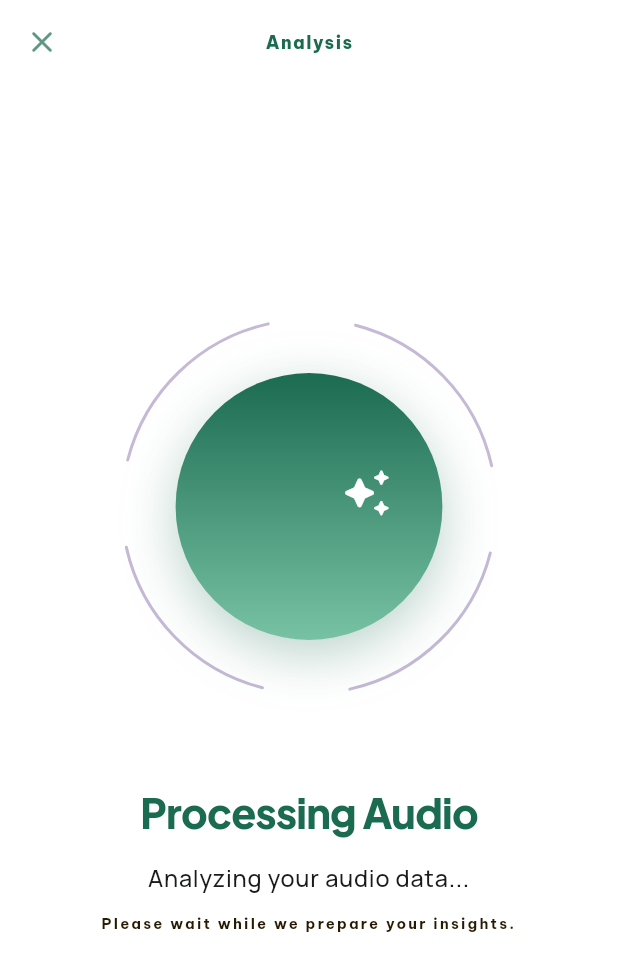
After one commit to ahmaadn/fem_psychmonitor, a Flutter app: the AiProcessingPage screen opened by its route, after a tap on the "close" icon, on a phone screen of 412 x 824 dp. The commit adds this screen. Shown: the top 971 px of the screen. Run offline on Flutter 3.47's test engine with Material 3 defaults, Android fonts, the phone set to English and light mode, and no system bars; our stand-ins replace flutter_screenutil, go_router, google_fonts, syncfusion_flutter_datepicker.

Commit message:
feat: add AiProcessingPage and update app routing for audio processing

```diff
--- /dev/null
+++ b/lib/pages/recording/ai_processing_page.dart
@@ -0,0 +1,240 @@
+import 'dart:math' as math;
+import 'package:fem_psychmonitor/app/config/app_colors.dart';
+import 'package:fem_psychmonitor/widgets/custom_app_bar.dart';
+import 'package:flutter/material.dart';
+import 'package:flutter_screenutil/flutter_screenutil.dart';
+import 'package:go_router/go_router.dart';
+
+class AiProcessingPage extends StatefulWidget {
+  const AiProcessingPage({super.key});
+
+  @override
+  State<AiProcessingPage> createState() => _AiProcessingPageState();
+}
+
+class _AiProcessingPageState extends State<AiProcessingPage>
+    with SingleTickerProviderStateMixin {
+  late AnimationController _animationController;
+
+  @override
+  void initState() {
+    super.initState();
+    // Animation controller untuk rotasi dan efek denyut (pulse)
+    _animationController = AnimationController(
+      vsync: this,
+      duration: const Duration(seconds: 4), // Kecepatan putaran 4 detik penuh
+    )..repeat(); // Akan terus berputar berulang kali
+  }
+
+  @override
+  void dispose() {
+    _animationController.dispose();
+    super.dispose();
+  }
+
+  @override
+  Widget build(BuildContext context) {
+    return Scaffold(
+      backgroundColor: Colors.transparent,
+      body: SafeArea(
+        child: Column(
+          children: [
+            CustomAppBar(
+              title: 'Analysis', // Kosong
+              showBackButton: false,
+              isScrollable: false,
+              leading: IconButton(
+                icon: Icon(
+                  Icons.close_rounded,
+                  color: AppColors.primary.withValues(alpha: 0.7),
+                ),
+                onPressed: () {
+                  if (context.canPop()) context.pop();
+                },
+              ),
+            ),
+
+            Expanded(
+              child: Container(
+                padding: EdgeInsets.symmetric(horizontal: 24.w),
+                child: Column(
+                  mainAxisAlignment: MainAxisAlignment.center,
+                  children: [
+                    AnimatedBuilder(
+                      animation: _animationController,
+                      builder: (context, child) {
+                        // Hitung skala pulse menggunakan Sinus (0.98 hingga 1.02)
+                        final double pulseScale =
+                            1.0 +
+                            0.02 *
+                                math.sin(
+                                  _animationController.value * 2 * math.pi * 2,
+                                );
+
+                        return SizedBox(
+                          width: 240.w,
+                          height: 240.w,
+                          child: Stack(
+                            alignment: Alignment.center,
+                            children: [
+                              Transform.rotate(
+                                angle: _animationController.value * 2 * math.pi,
+                                child: CustomPaint(
+                                  size: Size(240.w, 240.w),
+                                  painter: _SegmentedRingPainter(
+                                    color: AppColors.tertiary.withValues(
+                                      alpha: 0.4,
+                                    ),
+                                  ),
+                                ),
+                              ),
+
+                              Transform.scale(
+                                scale: pulseScale,
+                                child: Container(
+                                  width: 170.w,
+                                  height: 170.w,
+                                  decoration: BoxDecoration(
+                                    gradient: const LinearGradient(
+                                      begin: Alignment.topCenter,
+                                      end: Alignment.bottomCenter,
+                                      colors: [
+                                        // Color(0xFF26A8FF), // Biru agak terang
+                                        AppColors.primary, // Biru Trust
+                                        AppColors
+                                            .primaryContainer, // Trust Blue
+                                      ],
+                                    ),
+                                    shape: BoxShape.circle,
+                                    boxShadow: [
+                                      BoxShadow(
+                                        color: AppColors.primary.withValues(
+                                          alpha: 0.3,
+                                        ),
+                                        blurRadius: 30,
+                                        offset: const Offset(0, 10),
+                                      ),
+                                    ],
+                                  ),
+
+                                  child: Stack(
+                                    children: [
+                                      Positioned(
+                                        right: 32.w,
+                                        top: 60.w,
+                                        child: Icon(
+                                          Icons.auto_awesome_rounded,
+                                          color: Colors.white,
+                                          size: 36.sp,
+                                        ),
+                                      ),
+                                    ],
+                                  ),
+                                ),
+                              ),
+                            ],
+                          ),
+                        );
+                      },
+                    ),
+
+                    SizedBox(height: 64.h),
+
+                    Text(
+                      'Processing Audio',
+                      style: Theme.of(context).textTheme.displayLarge?.copyWith(
+                        fontSize: 28.sp,
+                        fontWeight: FontWeight.w800,
+                        color: AppColors.primary,
+                        letterSpacing: -0.5,
+                      ),
+                      textAlign: TextAlign.center,
+                    ),
+
+                    SizedBox(height: 16.h),
+
+                    Text(
+                      'Analyzing your audio data...',
+                      style: Theme.of(context).textTheme.bodyLarge?.copyWith(
+                        fontSize: 16.sp,
+                        color: AppColors.onSurface,
+                        fontWeight: FontWeight.w500,
+                      ),
+                      textAlign: TextAlign.center,
+                    ),
+
+                    SizedBox(height: 12.h),
+
+                    Text(
+                      'Please wait while we prepare your insights.',
+                      style: Theme.of(context).textTheme.labelSmall?.copyWith(
+                        fontSize: 10.sp,
+                        fontWeight: FontWeight.w700,
+                        color: AppColors.onSecondaryFixed,
+                        letterSpacing: 1.5,
+                      ),
+                      textAlign: TextAlign.center,
+                    ),
+
+                    SizedBox(height: 48.h),
+                  ],
+                ),
+              ),
+            ),
+          ],
+        ),
+      ),
+    );
+  }
+}
+
+// ==========================================
+// CUSTOM PAINTER: Garis Lingkaran Putus-putus
+// ==========================================
+class _SegmentedRingPainter extends CustomPainter {
+  final Color color;
+
+  _SegmentedRingPainter({required this.color});
+
+  @override
+  void paint(Canvas canvas, Size size) {
+    final Paint paint = Paint()
+      ..color = color
+      ..style = PaintingStyle.stroke
+      ..strokeWidth = 2.0
+      ..strokeCap = StrokeCap.round; // Ujung garis dibuat tumpul/membulat
+
+    final center = Offset(size.width / 2, size.height / 2);
+    final radius = (size.width / 2) - 2; // Kurangi sedikit agar tidak terpotong
+
+    // Membuat 4 segmen busur garis (arc) dengan jarak kosong (gap) di antaranya
+    const int segments = 4;
+    const double sweepAngle =
+        (math.pi * 2) /
+        segments *
+        0.7; // Panjang garis 70% dari ruang yang tersedia
+    const double gapAngle =
+        (math.pi * 2) /
+        segments *
+        0.3; // Gap kosong 30% dari ruang yang tersedia
+
+    double startAngle = 0.0;
+
+    for (int i = 0; i < segments; i++) {
+      canvas.drawArc(
+        Rect.fromCircle(center: center, radius: radius),
+        startAngle,
+        sweepAngle,
+        false,
+        paint,
+      );
+      // Pindahkan sudut mulai untuk segmen berikutnya
+      startAngle += sweepAngle + gapAngle;
+    }
+  }
+
+  @override
+  bool shouldRepaint(covariant _SegmentedRingPainter oldDelegate) {
+    return oldDelegate.color != color;
+  }
+}
--- a/lib/routes/app_routes.dart
+++ b/lib/routes/app_routes.dart
@@ -4,6 +4,7 @@ import 'package:fem_psychmonitor/pages/main/home_page.dart';
 import 'package:fem_psychmonitor/pages/auth/login_page.dart';
 import 'package:fem_psychmonitor/pages/auth/register_page.dart';
 import 'package:fem_psychmonitor/pages/main_layout.dart';
+import 'package:fem_psychmonitor/pages/recording/ai_processing_page.dart';
 import 'package:fem_psychmonitor/pages/recording/live_recording_page.dart';
 import 'package:fem_psychmonitor/pages/splash_page.dart';
 import 'package:flutter/material.dart';
@@ -101,6 +102,13 @@ class AppRouter {
           return LiveRecordingPage();
         },
       ),
+      GoRoute(
+        path: "/recording/processing",
+        name: 'recording-processing',
+        builder: (context, state) {
+          return AiProcessingPage();
+        },
+      ),
     ],
   );
 }
```
